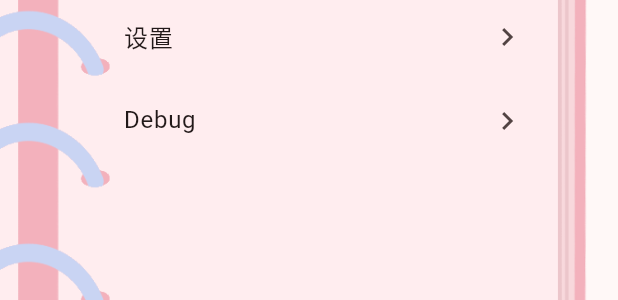
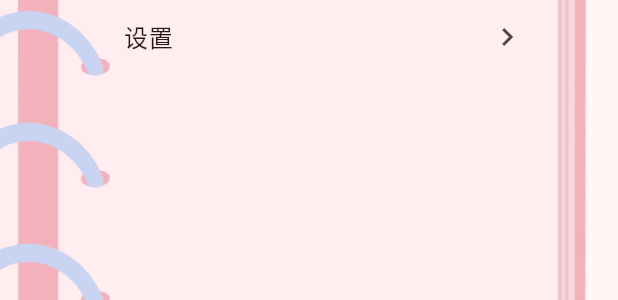
Before and after one commit to afterglow-ai/afterglow, a Flutter app: the ProfilePage widget shown alone on an empty page, opened directly, on a phone screen of 412 x 824 dp. Shown: the part 367-667 px from the top of the screen. Run offline on Flutter 3.47's test engine with Material 3 defaults, Android fonts, the light colour scheme and no system bars; our stand-ins replace audioplayers, dio, flutter_svg, image_picker, supabase_flutter; missing offline and left inert: waterfall_flow; accounts and stored records are empty; network calls fail; Roboto replaces fonts that are missing (Xiaolai).

Commit message:
remove debug

```diff
--- a/lib/pages/profile_page.dart
+++ b/lib/pages/profile_page.dart
@@ -1,7 +1,5 @@
-import 'package:flutter/cupertino.dart';
 import 'package:sendream/widgets/book_container.dart';
 import 'package:flutter/material.dart';
-import 'package:sendream/widgets/letter_container.dart';
 import 'package:supabase_flutter/supabase_flutter.dart';
 
 class ProfilePage extends StatelessWidget {
@@ -39,16 +37,6 @@ class ProfilePage extends StatelessWidget {
             title: Text("设置"),
             trailing: Icon(Icons.chevron_right),
           ),
-          ListTile(
-            contentPadding: EdgeInsets.zero,
-            title: Text("Debug"),
-            onTap: () => Navigator.of(context).push(
-              CupertinoPageRoute(
-                builder: (context) => LetterContainer(name: "朋友", agentId: 1),
-              ),
-            ),
-            trailing: Icon(Icons.chevron_right),
-          ),
         ],
       ),
     );
```
